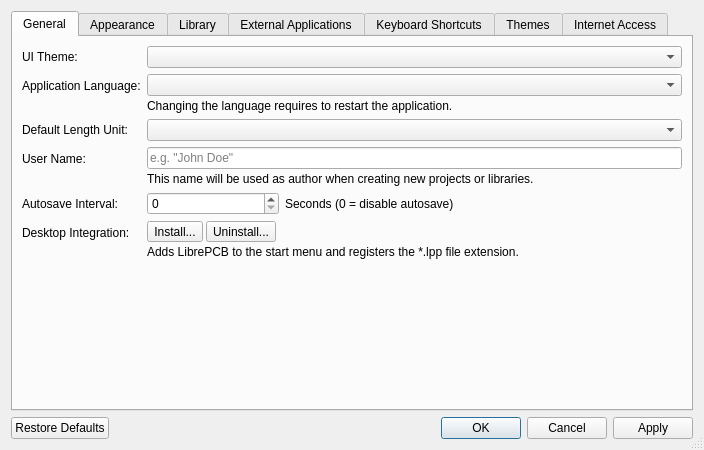
Before: the Qt Designer form libs/librepcb/editor/workspace/workspacesettingsdialog.ui in LibrePCB/LibrePCB, drawn with Qt 5.
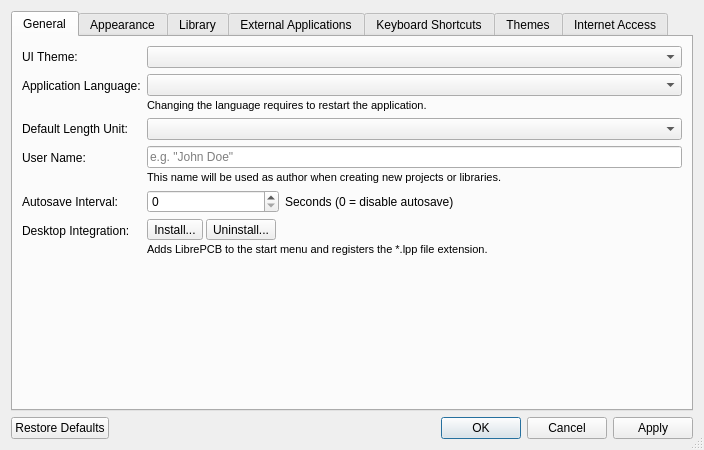
After: the same form once the commit is applied. The open tabs and pages were chosen to show the change. Icons and pictures are not drawn. Custom widgets are drawn as their Qt base class.

The edit to the form file:
```diff
--- a/libs/librepcb/editor/workspace/workspacesettingsdialog.ui
+++ b/libs/librepcb/editor/workspace/workspacesettingsdialog.ui
@@ -66,6 +66,11 @@
              <verstretch>0</verstretch>
             </sizepolicy>
            </property>
+           <property name="font">
+            <font>
+             <pointsize>8</pointsize>
+            </font>
+           </property>
            <property name="text">
             <string>Changing the language requires to restart the application.</string>
            </property>
@@ -129,6 +134,11 @@
              <verstretch>0</verstretch>
             </sizepolicy>
            </property>
+           <property name="font">
+            <font>
+             <pointsize>8</pointsize>
+            </font>
+           </property>
            <property name="text">
             <string>This name will be used as author when creating new projects or libraries.</string>
            </property>
@@ -208,6 +218,11 @@
          </item>
          <item>
           <widget class="QLabel" name="label_20">
+           <property name="font">
+            <font>
+             <pointsize>8</pointsize>
+            </font>
+           </property>
            <property name="text">
             <string>Adds LibrePCB to the start menu and registers the *.lpp file extension.</string>
            </property>
```
Left out of the diff: 2 changed lines with no effect on the pictures.
